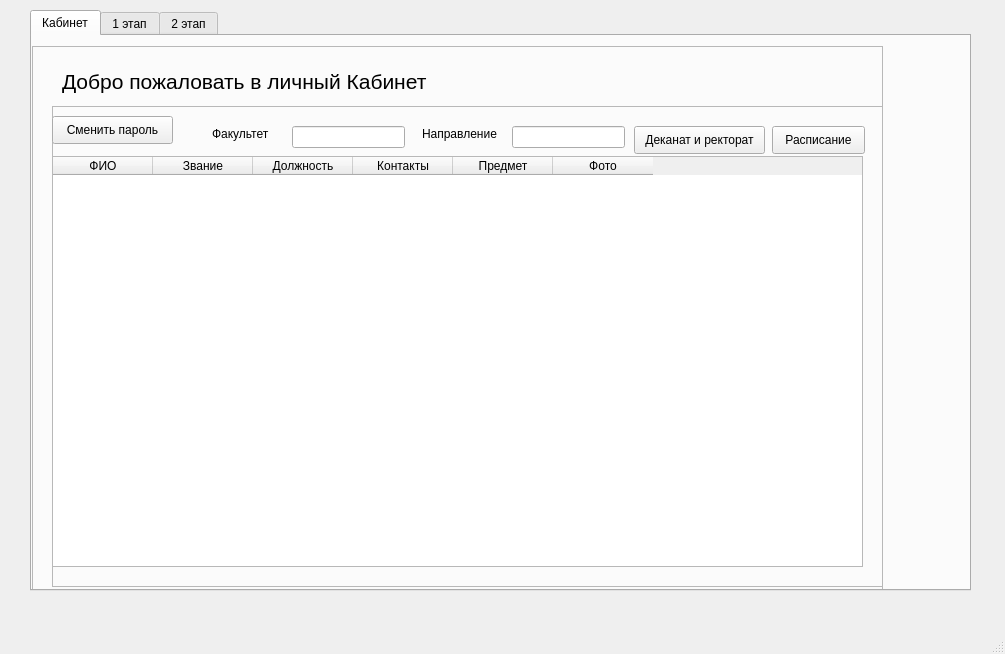
The window that work_with_app.ui (BagrKonstantin/nti_contest_alfa) describes before a commit, drawn with Qt 5.
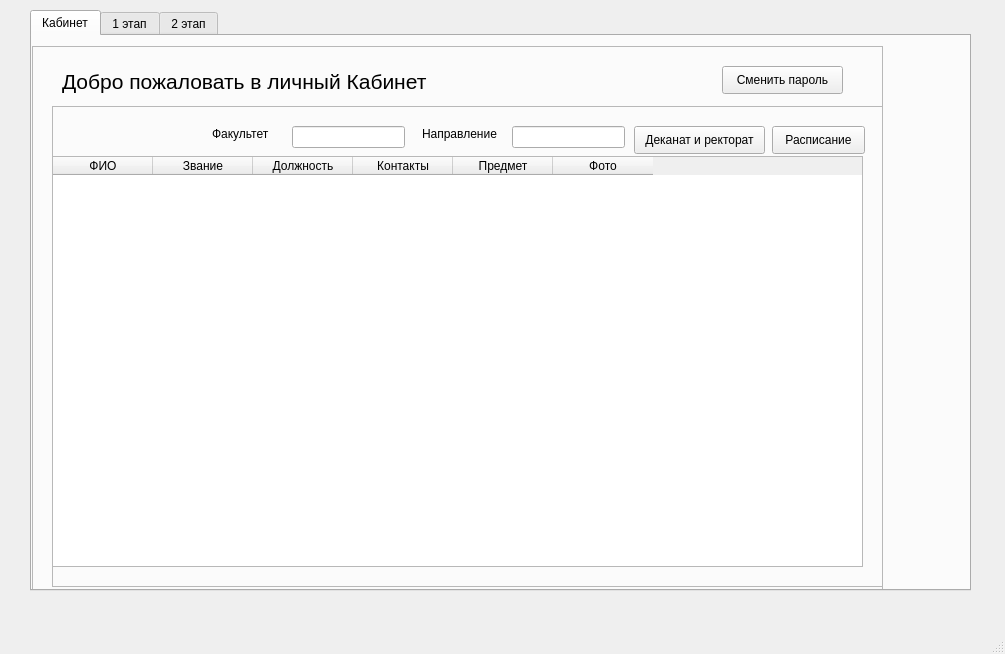
The same window after the commit.

Diff of the .ui file:
```diff
--- a/work_with_app.ui
+++ b/work_with_app.ui
@@ -160,19 +160,6 @@
          <bool>true</bool>
         </property>
        </widget>
-       <widget class="QPushButton" name="pushButton_change_pass">
-        <property name="geometry">
-         <rect>
-          <x>0</x>
-          <y>10</y>
-          <width>121</width>
-          <height>28</height>
-         </rect>
-        </property>
-        <property name="text">
-         <string>Сменить пароль</string>
-        </property>
-       </widget>
        <widget class="QLineEdit" name="lineEdit_fakultet_stud">
         <property name="geometry">
          <rect>
@@ -213,6 +200,19 @@
         </property>
        </widget>
       </widget>
+      <widget class="QPushButton" name="pushButton_change_pass">
+       <property name="geometry">
+        <rect>
+         <x>690</x>
+         <y>20</y>
+         <width>121</width>
+         <height>28</height>
+        </rect>
+       </property>
+       <property name="text">
+        <string>Сменить пароль</string>
+       </property>
+      </widget>
      </widget>
     </widget>
     <widget class="QWidget" name="tab_2">
```
